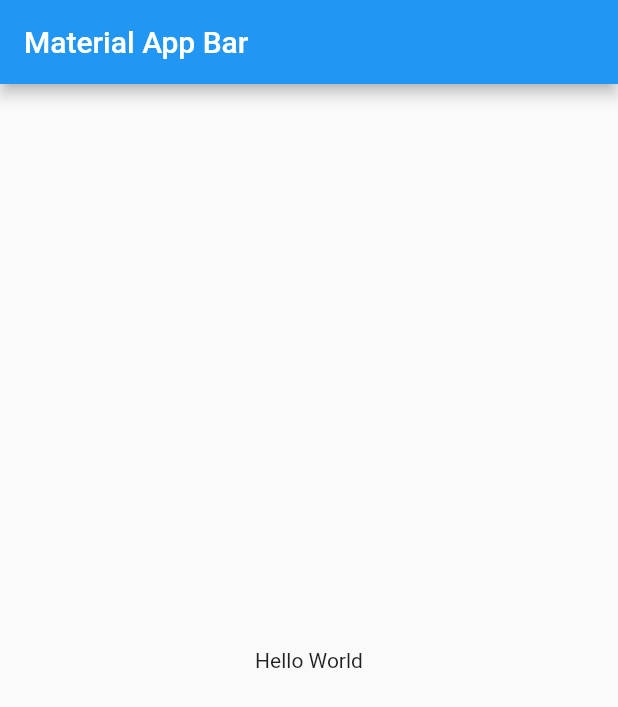
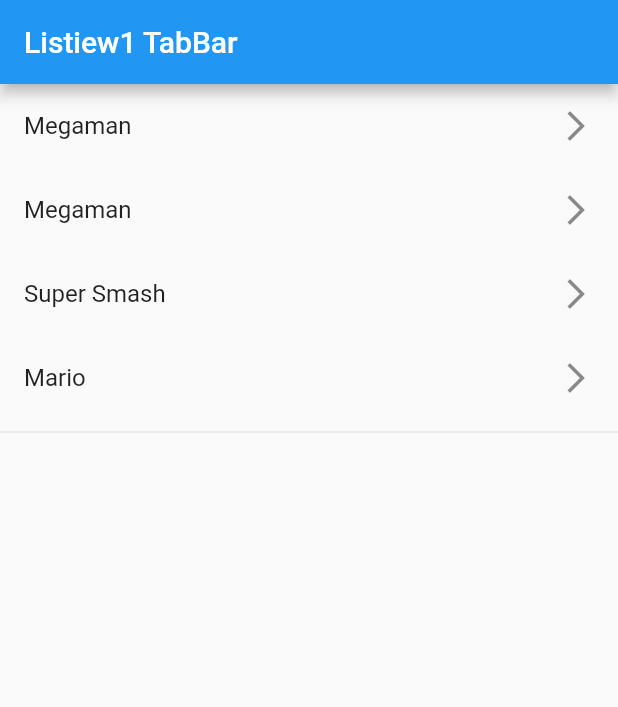
Before and after one commit to alexqgon93/flutter_components, a Flutter app: the screen it shows after launch, on a phone screen of 412 x 824 dp. Shown: the top 707 px of the screen. Run offline on Flutter 3.47's test engine with Material 2 defaults, Android fonts, the phone set to English and light mode, and no system bars.

Commit message:
Added new tabbar and listView implementing a map  with right icon

```diff
--- a/lib/main.dart
+++ b/lib/main.dart
@@ -1,4 +1,5 @@
 import 'package:flutter/material.dart';
+import 'package:flutter_components/screens/listview1_screen.dart';
 
 void main() => runApp(const MyApp());
 
@@ -7,16 +8,9 @@ class MyApp extends StatelessWidget {
 
   @override
   Widget build(BuildContext context) {
-    return MaterialApp(
-      title: 'Material App',
-      home: Scaffold(
-        appBar: AppBar(
-          title: const Text('Material App Bar'),
-        ),
-        body: const Center(
-          child: Text('Hello World'),
-        ),
-      ),
-    );
+    return const MaterialApp(
+        debugShowCheckedModeBanner: false,
+        title: 'Material App',
+        home: Listview1Screen());
   }
 }
--- /dev/null
+++ b/lib/screens/listview1_screen.dart
@@ -0,0 +1,26 @@
+import 'package:flutter/material.dart';
+
+class Listview1Screen extends StatelessWidget {
+  const Listview1Screen({Key? key}) : super(key: key);
+
+  final options = const ['Megaman', 'Megaman', 'Super Smash', 'Mario'];
+
+  @override
+  Widget build(BuildContext context) {
+    return Scaffold(
+        appBar: AppBar(
+          title: const Text('Listiew1 TabBar'),
+        ),
+        body: ListView(
+          children: [
+            ...options
+                .map((game) => ListTile(
+                      title: Text(game),
+                      trailing: const Icon(Icons.arrow_forward_ios_outlined),
+                    ))
+                .toList(),
+            const Divider(),
+          ],
+        ));
+  }
+}
```
Also changed, not shown: pubspec.lock, 1 other file.
